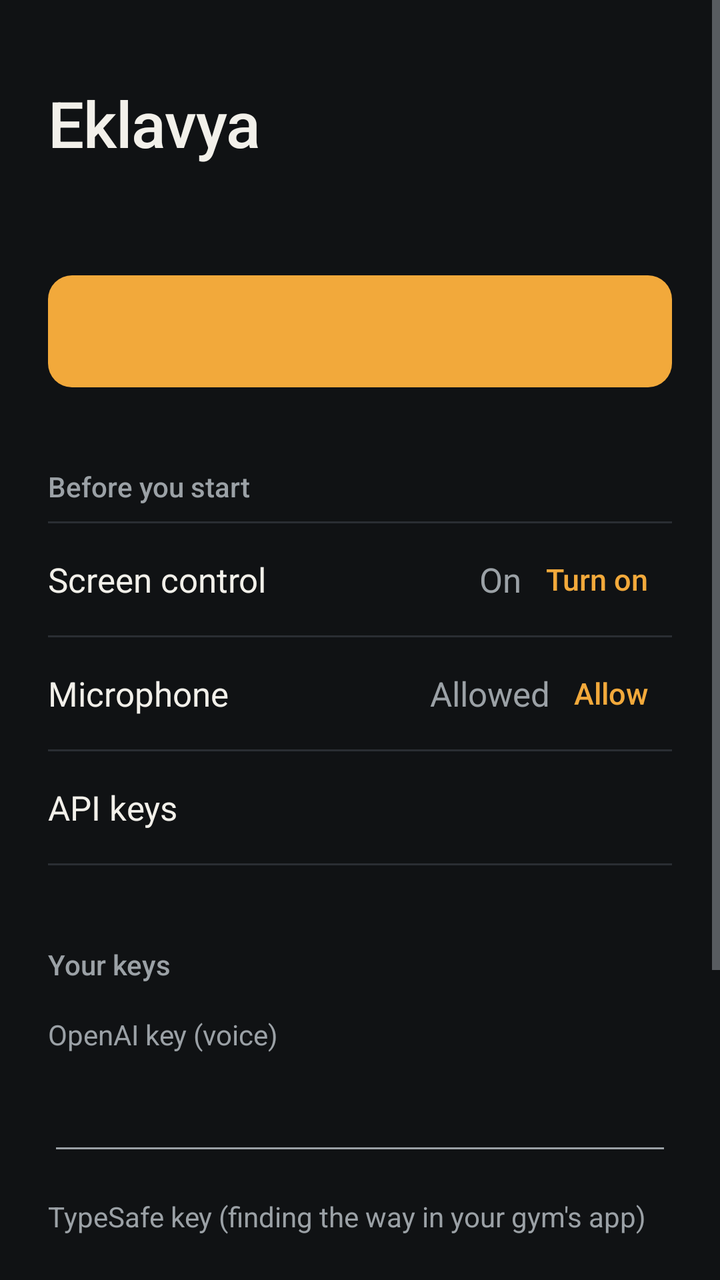
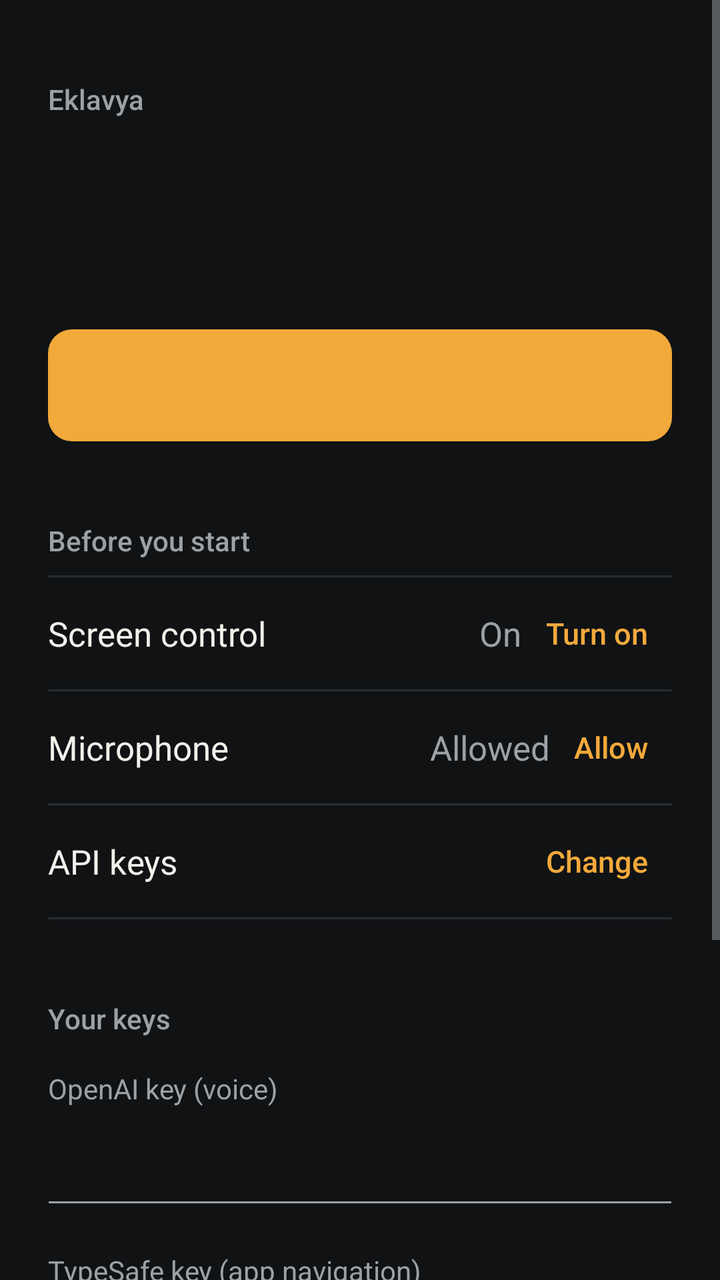

Two renders of the same Android screen: before a commit and after it. Below are the layout's source before the change and the commit's diff.
<!-- AndroidManifest.xml: application theme Theme.Eklavya -->
<!-- res/layout/activity_main.xml -->
<?xml version="1.0" encoding="utf-8"?>
<ScrollView xmlns:android="http://schemas.android.com/apk/res/android"
    android:layout_width="match_parent"
    android:layout_height="match_parent"
    android:fillViewport="true"
    android:fitsSystemWindows="true">

    <LinearLayout
        android:layout_width="match_parent"
        android:layout_height="wrap_content"
        android:orientation="vertical"
        android:paddingStart="@dimen/space_3"
        android:paddingTop="@dimen/space_5"
        android:paddingEnd="@dimen/space_3"
        android:paddingBottom="@dimen/space_5">

        <TextView
            style="@style/Text.Display"
            android:layout_width="wrap_content"
            android:layout_height="wrap_content"
            android:text="@string/app_name" />

        <TextView
            android:id="@+id/status"
            style="@style/Text.Body"
            android:layout_width="match_parent"
            android:layout_height="wrap_content"
            android:layout_marginTop="@dimen/space_1"
            android:textColor="@color/muted" />

        <Button
            android:id="@+id/session"
            style="@style/Button.Primary"
            android:layout_width="match_parent"
            android:layout_height="@dimen/touch"
            android:layout_marginTop="@dimen/space_3" />

        
        <TextView
            style="@style/Text.Headline"
            android:layout_width="wrap_content"
            android:layout_height="wrap_content"
            android:layout_marginTop="@dimen/space_5"
            android:layout_marginBottom="@dimen/space_1"
            android:text="@string/section_setup" />

        <View style="@style/Divider" />

        <LinearLayout
            android:layout_width="match_parent"
            android:layout_height="wrap_content"
            android:minHeight="@dimen/row"
            android:gravity="center_vertical"
            android:orientation="horizontal">

            <TextView
                style="@style/Text.Body"
                android:layout_width="0dp"
                android:layout_height="wrap_content"
                android:layout_weight="1"
                android:text="@string/setup_screen_control" />

            <TextView
                android:id="@+id/screen_state"
                style="@style/Text.Body"
                android:layout_width="wrap_content"
                android:layout_height="wrap_content"
                android:text="@string/state_on"
                android:textColor="@color/muted" />

            <Button
                android:id="@+id/screen_action"
                style="@style/Button.Quiet"
                android:layout_width="wrap_content"
                android:layout_height="@dimen/touch"
                android:text="@string/action_turn_on" />
        </LinearLayout>

        <View style="@style/Divider" />

        <LinearLayout
            android:layout_width="match_parent"
            android:layout_height="wrap_content"
            android:minHeight="@dimen/row"
            android:gravity="center_vertical"
            android:orientation="horizontal">

            <TextView
                style="@style/Text.Body"
                android:layout_width="0dp"
                android:layout_height="wrap_content"
                android:layout_weight="1"
                android:text="@string/setup_microphone" />

            <TextView
                android:id="@+id/mic_state"
                style="@style/Text.Body"
                android:layout_width="wrap_content"
                android:layout_height="wrap_content"
                android:text="@string/state_allowed"
                android:textColor="@color/muted" />

            <Button
                android:id="@+id/mic_action"
                style="@style/Button.Quiet"
                android:layout_width="wrap_content"
                android:layout_height="@dimen/touch"
                android:text="@string/action_allow" />
        </LinearLayout>

        <View style="@style/Divider" />

        <LinearLayout
            android:layout_width="match_parent"
            android:layout_height="wrap_content"
            android:minHeight="@dimen/row"
            android:gravity="center_vertical"
            android:orientation="horizontal">

            <TextView
                style="@style/Text.Body"
                android:layout_width="0dp"
                android:layout_height="wrap_content"
                android:layout_weight="1"
                android:text="@string/setup_keys" />

            <TextView
                android:id="@+id/keys_state"
                style="@style/Text.Body"
                android:layout_width="wrap_content"
                android:layout_height="wrap_content"
                android:textColor="@color/muted" />
        </LinearLayout>

        <View style="@style/Divider" />

        <TextView
            style="@style/Text.Headline"
            android:layout_width="wrap_content"
            android:layout_height="wrap_content"
            android:layout_marginTop="@dimen/space_5"
            android:text="@string/section_keys" />

        <TextView
            style="@style/Text.Caption"
            android:layout_width="wrap_content"
            android:layout_height="wrap_content"
            android:layout_marginTop="@dimen/space_2"
            android:labelFor="@+id/openai_key"
            android:text="@string/key_openai" />

        <EditText
            android:id="@+id/openai_key"
            style="@style/Text.Body"
            android:layout_width="match_parent"
            android:layout_height="@dimen/touch"
            android:importantForAutofill="no"
            android:inputType="textPassword"
            android:singleLine="true" />

        <TextView
            style="@style/Text.Caption"
            android:layout_width="wrap_content"
            android:layout_height="wrap_content"
            android:layout_marginTop="@dimen/space_2"
            android:labelFor="@+id/jev_key"
            android:text="@string/key_typesafe" />

        <EditText
            android:id="@+id/jev_key"
            style="@style/Text.Body"
            android:layout_width="match_parent"
            android:layout_height="@dimen/touch"
            android:importantForAutofill="no"
            android:inputType="textPassword"
            android:singleLine="true" />

        <Button
            android:id="@+id/save_keys"
            style="@style/Button.Quiet"
            android:layout_width="wrap_content"
            android:layout_height="@dimen/touch"
            android:layout_marginStart="-12dp"
            android:layout_marginTop="@dimen/space_1"
            android:text="@string/save_keys" />

        <TextView
            style="@style/Text.Caption"
            android:layout_width="match_parent"
            android:layout_height="wrap_content"
            android:layout_marginTop="@dimen/space_1"
            android:text="@string/keys_caption" />
    </LinearLayout>
</ScrollView>
<!-- resources referenced by this layout -->
<resources>
  <color name="muted">#9BA1A6</color>
  <dimen name="row">56dp</dimen>
  <dimen name="space_1">8dp</dimen>
  <dimen name="space_2">16dp</dimen>
  <dimen name="space_3">24dp</dimen>
  <dimen name="space_5">40dp</dimen>
  <dimen name="touch">56dp</dimen>
  <string name="action_allow">Allow</string>
  <string name="action_turn_on">Turn on</string>
  <string name="app_name">Eklavya</string>
  <string name="key_openai">OpenAI key (voice)</string>
  <string name="key_typesafe">TypeSafe key (finding the way in your gym\'s app)</string>
  <string name="keys_caption">Keys stay on this phone and are sent only to the service they belong to. A one-hour workout costs roughly 50 cents to a dollar in voice time.</string>
  <string name="save_keys">Save keys</string>
  <string name="section_keys">Your keys</string>
  <string name="section_setup">Before you start</string>
  <string name="setup_keys">API keys</string>
  <string name="setup_microphone">Microphone</string>
  <string name="setup_screen_control">Screen control</string>
  <string name="state_allowed">Allowed</string>
  <string name="state_on">On</string>
  <style name="Button.Primary" parent="android:Widget.Material.Button">
          <item name="android:background">@drawable/button_primary</item>
          <item name="android:textColor">@color/button_primary_text</item>
          <item name="android:textSize">17sp</item>
          <item name="android:fontFamily">sans-serif-medium</item>
          <item name="android:textAllCaps">false</item>
          <item name="android:minHeight">@dimen/touch</item>
          <item name="android:stateListAnimator">@null</item>
      </style>
  <style name="Button.Quiet" parent="android:Widget.Material.Button.Borderless">
          <item name="android:textColor">@color/accent</item>
          <item name="android:textSize">15sp</item>
          <item name="android:fontFamily">sans-serif-medium</item>
          <item name="android:textAllCaps">false</item>
          <item name="android:minHeight">@dimen/touch</item>
          <item name="android:minWidth">@dimen/touch</item>
      </style>
  <style name="Divider">
          <item name="android:layout_width">match_parent</item>
          <item name="android:layout_height">1dp</item>
          <item name="android:background">@color/divider</item>
      </style>
  <style name="Text.Body" parent="android:Widget.TextView">
          <item name="android:textSize">17sp</item>
          <item name="android:textColor">@color/text</item>
      </style>
  <style name="Text.Caption" parent="android:Widget.TextView">
          <item name="android:textSize">14sp</item>
          <item name="android:textColor">@color/muted</item>
          <item name="android:lineSpacingMultiplier">1.2</item>
      </style>
  <style name="Text.Display" parent="android:Widget.TextView">
          <item name="android:textSize">32sp</item>
          <item name="android:fontFamily">sans-serif-medium</item>
          <item name="android:letterSpacing">-0.01</item>
          <item name="android:textColor">@color/text</item>
      </style>
  <style name="Text.Headline" parent="android:Widget.TextView">
          <item name="android:textSize">14sp</item>
          <item name="android:fontFamily">sans-serif-medium</item>
          <item name="android:textColor">@color/muted</item>
      </style>
  <color name="accent">#F2A93B</color>
  <color name="divider">#2A2E33</color>
  <color name="text">#F2F0EA</color>
  <color name="bg">#101214</color>
  <dimen name="radius">12dp</dimen>
  <color name="accent_pressed">#D8922A</color>
  <!-- unchanged entries left out for length: 2 -->
</resources>

<!-- the commit's change to res/layout/activity_main.xml (unified diff, before → after) -->
@@ -15,13 +15,21 @@
         android:paddingBottom="@dimen/space_5">
 
         <TextView
+            style="@style/Text.Headline"
+            android:layout_width="wrap_content"
+            android:layout_height="wrap_content"
+            android:text="@string/app_name" />
+
+        
+        <TextView
+            android:id="@+id/status"
             style="@style/Text.Display"
-            android:layout_width="wrap_content"
-            android:layout_height="wrap_content"
-            android:text="@string/app_name" />
-
-        <TextView
-            android:id="@+id/status"
+            android:layout_width="match_parent"
+            android:layout_height="wrap_content"
+            android:layout_marginTop="@dimen/space_1" />
+
+        <TextView
+            android:id="@+id/status_detail"
             style="@style/Text.Body"
             android:layout_width="match_parent"
             android:layout_height="wrap_content"
@@ -130,9 +138,23 @@
                 android:layout_width="wrap_content"
                 android:layout_height="wrap_content"
                 android:textColor="@color/muted" />
-        </LinearLayout>
-
-        <View style="@style/Divider" />
+
+            <Button
+                android:id="@+id/keys_action"
+                style="@style/Button.Quiet"
+                android:layout_width="wrap_content"
+                android:layout_height="@dimen/touch"
+                android:text="@string/action_change" />
+        </LinearLayout>
+
+        <View style="@style/Divider" />
+
+        
+        <LinearLayout
+            android:id="@+id/keys_section"
+            android:layout_width="match_parent"
+            android:layout_height="wrap_content"
+            android:orientation="vertical">
 
         <TextView
             style="@style/Text.Headline"
@@ -154,6 +176,8 @@
             style="@style/Text.Body"
             android:layout_width="match_parent"
             android:layout_height="@dimen/touch"
+            android:layout_marginStart="-4dp"
+            android:layout_marginEnd="-4dp"
             android:importantForAutofill="no"
             android:inputType="textPassword"
             android:singleLine="true" />
@@ -171,6 +195,8 @@
             style="@style/Text.Body"
             android:layout_width="match_parent"
             android:layout_height="@dimen/touch"
+            android:layout_marginStart="-4dp"
+            android:layout_marginEnd="-4dp"
             android:importantForAutofill="no"
             android:inputType="textPassword"
             android:singleLine="true" />
@@ -190,5 +216,6 @@
             android:layout_height="wrap_content"
             android:layout_marginTop="@dimen/space_1"
             android:text="@string/keys_caption" />
+        </LinearLayout>
     </LinearLayout>
 </ScrollView>
<!-- resource entries referenced after the edit -->
@@ -8,10 +8,11 @@
   <dimen name="space_5">40dp</dimen>
   <dimen name="touch">56dp</dimen>
   <string name="action_allow">Allow</string>
+  <string name="action_change">Change</string>
   <string name="action_turn_on">Turn on</string>
   <string name="app_name">Eklavya</string>
   <string name="key_openai">OpenAI key (voice)</string>
-  <string name="key_typesafe">TypeSafe key (finding the way in your gym\'s app)</string>
+  <string name="key_typesafe">TypeSafe key (app navigation)</string>
   <string name="keys_caption">Keys stay on this phone and are sent only to the service they belong to. A one-hour workout costs roughly 50 cents to a dollar in voice time.</string>
   <string name="save_keys">Save keys</string>
   <string name="section_keys">Your keys</string>
@@ -31,7 +32,7 @@
           <item name="android:stateListAnimator">@null</item>
       </style>
   <style name="Button.Quiet" parent="android:Widget.Material.Button.Borderless">
-          <item name="android:textColor">@color/accent</item>
+          <item name="android:textColor">@color/button_quiet_text</item>
           <item name="android:textSize">15sp</item>
           <item name="android:fontFamily">sans-serif-medium</item>
           <item name="android:textAllCaps">false</item>
